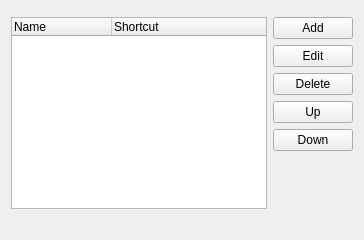
The window that src/chrono_mail/ui/forms/settings_tags.ui (rob-vandenberg/chrono-mail) describes before a commit, drawn with Qt 5.
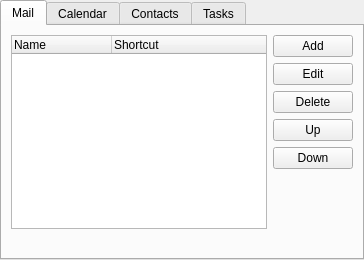
The same window after the commit.

Commit message: Settings Tags has the same tab page as Settings Sidebar, the same frame and tabs in the same place, the list and its buttons inside it

What changed in the file:
```diff
--- a/src/chrono_mail/ui/forms/settings_tags.ui
+++ b/src/chrono_mail/ui/forms/settings_tags.ui
@@ -2,13 +2,47 @@
 <ui version="4.0">
  <class>SettingsTags</class>
  <widget class="QWidget" name="SettingsTags">
-  <layout class="QVBoxLayout" name="outer" stretch="1,0">
+  <layout class="QVBoxLayout" name="outer">
+   <property name="leftMargin">
+    <number>0</number>
+   </property>
+   <property name="topMargin">
+    <number>0</number>
+   </property>
+   <property name="rightMargin">
+    <number>0</number>
+   </property>
+   <property name="bottomMargin">
+    <number>0</number>
+   </property>
    <item>
-    <layout class="QGridLayout" name="body" rowstretch="0,1" columnstretch="1,0">
-     <item row="0" column="0">
-      <widget class="QWidget" name="tabs"/>
-     </item>
-     <item row="1" column="0">
+    <widget class="QTabWidget" name="tabs">
+     <property name="currentIndex">
+      <number>0</number>
+     </property>
+     <widget class="QWidget" name="mailTab">
+      <attribute name="title">
+       <string>Mail</string>
+      </attribute>
+      <layout class="QVBoxLayout" name="mailTabLayout">
+       <property name="leftMargin">
+        <number>0</number>
+       </property>
+       <property name="topMargin">
+        <number>0</number>
+       </property>
+       <property name="rightMargin">
+        <number>0</number>
+       </property>
+       <property name="bottomMargin">
+        <number>0</number>
+       </property>
+       <item>
+        <widget class="QWidget" name="page">
+         <layout class="QVBoxLayout" name="pageLayout" stretch="1,0">
+          <item>
+           <layout class="QGridLayout" name="body" columnstretch="1,0">
+            <item row="0" column="0">
       <widget class="QTreeWidget" name="list">
        <property name="horizontalScrollBarPolicy">
         <enum>Qt::ScrollBarAlwaysOff</enum>
@@ -28,7 +62,7 @@
        </column>
       </widget>
      </item>
-     <item row="1" column="1">
+     <item row="0" column="1">
       <layout class="QVBoxLayout" name="side" stretch="0,0,0,0,0,1">
        <item>
         <widget class="QPushButton" name="addButton">
@@ -87,6 +121,70 @@
    </item>
    <item>
     <widget class="QLabel" name="status"/>
+   </item>
+  </layout>
+ </widget>
+       </item>
+      </layout>
+     </widget>
+     <widget class="QWidget" name="calendarTab">
+      <attribute name="title">
+       <string>Calendar</string>
+      </attribute>
+      <layout class="QVBoxLayout" name="calendarTabLayout">
+       <property name="leftMargin">
+        <number>0</number>
+       </property>
+       <property name="topMargin">
+        <number>0</number>
+       </property>
+       <property name="rightMargin">
+        <number>0</number>
+       </property>
+       <property name="bottomMargin">
+        <number>0</number>
+       </property>
+      </layout>
+     </widget>
+     <widget class="QWidget" name="contactsTab">
+      <attribute name="title">
+       <string>Contacts</string>
+      </attribute>
+      <layout class="QVBoxLayout" name="contactsTabLayout">
+       <property name="leftMargin">
+        <number>0</number>
+       </property>
+       <property name="topMargin">
+        <number>0</number>
+       </property>
+       <property name="rightMargin">
+        <number>0</number>
+       </property>
+       <property name="bottomMargin">
+        <number>0</number>
+       </property>
+      </layout>
+     </widget>
+     <widget class="QWidget" name="tasksTab">
+      <attribute name="title">
+       <string>Tasks</string>
+      </attribute>
+      <layout class="QVBoxLayout" name="tasksTabLayout">
+       <property name="leftMargin">
+        <number>0</number>
+       </property>
+       <property name="topMargin">
+        <number>0</number>
+       </property>
+       <property name="rightMargin">
+        <number>0</number>
+       </property>
+       <property name="bottomMargin">
+        <number>0</number>
+       </property>
+      </layout>
+     </widget>
+    </widget>
    </item>
   </layout>
  </widget>
```
The commit also changes 7 other files.
